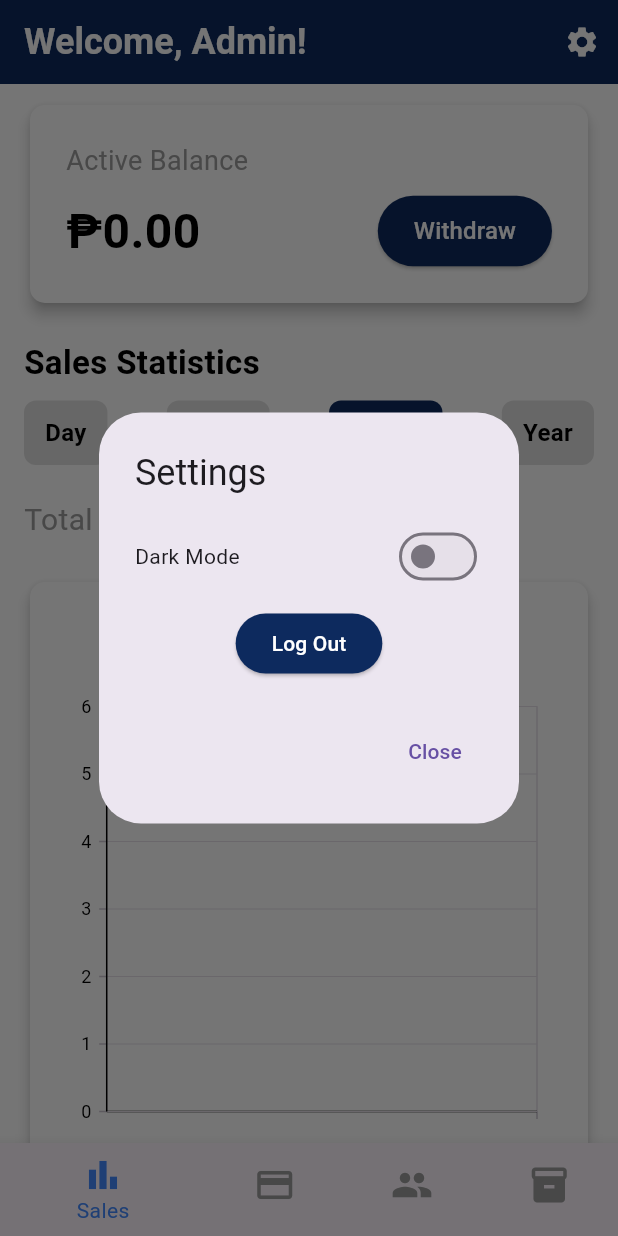
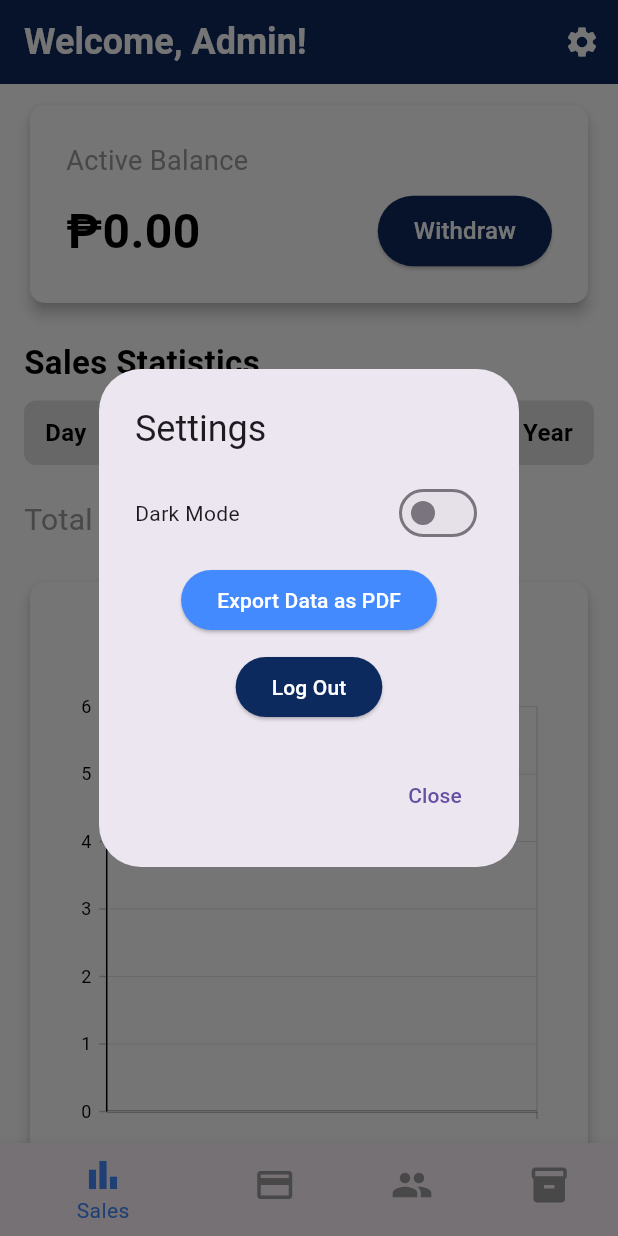
Before and after one commit to Ruoneee/vendomed_flutter, a Flutter app: the DashboardScreen screen opened directly, after a tap on the "settings" icon, on a phone screen of 412 x 824 dp. Run offline on Flutter 3.47's test engine with Material 3 defaults, Android fonts, the phone set to English and light mode, and no system bars; our stand-ins replace printing, sqflite, syncfusion_flutter_charts; accounts and stored records are empty; statements that could not run were skipped.

Commit message:
Added new features on dashboard.dart

```diff
--- a/lib/dashboard.dart
+++ b/lib/dashboard.dart
@@ -1,6 +1,9 @@
 import 'dart:async';
+import 'dart:io';
 import 'package:flutter/material.dart';
 import 'package:syncfusion_flutter_charts/charts.dart';
+import 'package:pdf/widgets.dart' as pw;
+import 'package:printing/printing.dart';
 import 'transaction.dart';
 import 'splash_screen.dart';
 import 'database_helper.dart';
@@ -26,7 +29,7 @@ class _DashboardScreenState extends State<DashboardScreen> {
   int totalTransactions = 0; // Total transaction count from DB
   double _activeBalance = 0.0; // Active balance (sum of total_amount)
 
-  // These lists hold the current data displayed in the charts.
+  // Chart data lists.
   List<ChartData> _salesData = [];
   List<ChartData> _frequencyData = [];
 
@@ -41,9 +44,7 @@ class _DashboardScreenState extends State<DashboardScreen> {
   @override
   void initState() {
     super.initState();
-    // Fetch all data from the database when the screen loads.
     _fetchDashboardData();
-    // Set up a timer to refresh data every minute.
     _timer = Timer.periodic(const Duration(minutes: 1), (timer) {
       _fetchDashboardData();
     });
@@ -55,28 +56,23 @@ class _DashboardScreenState extends State<DashboardScreen> {
     super.dispose();
   }
 
-  // Fetch transactions from the database and compute active balance and count.
+  // Fetch transactions and compute active balance.
   Future<void> _fetchDashboardData() async {
     _transactions = await DatabaseHelper().getTransactions();
-
     double sum = 0.0;
     for (var tx in _transactions) {
       sum += (tx['total_amount'] as num).toDouble();
     }
-
     setState(() {
       totalTransactions = _transactions.length;
       _activeBalance = sum;
     });
-
-    // After fetching transactions, update chart data.
     _updateChartData();
   }
 
-  // Update chart data based on the selected time filter.
+  // Update chart data based on selected time filter.
   void _updateChartData() {
     if (_transactions.isEmpty) {
-      // No transactions to process.
       setState(() {
         _salesData = [];
         _frequencyData = [];
@@ -84,26 +80,19 @@ class _DashboardScreenState extends State<DashboardScreen> {
       return;
     }
 
-    // 1) Find the earliest transaction date (this becomes our "base date").
     DateTime earliestTxDate = _transactions
         .map((row) => DateTime.tryParse(row['date']) ?? DateTime.now())
         .reduce((a, b) => a.isBefore(b) ? a : b);
 
-    // 2) Filter transactions based on the selected time filter, but relative to earliestTxDate.
     List<Map<String, dynamic>> filtered = [];
-
-    if (_selectedTimeFilter == 0) {
-      // Day: show transactions that match earliestTxDate's exact day/month/year
+    if (_selectedTimeFilter == 0) { // Day
       filtered = _transactions.where((tx) {
         DateTime dt = DateTime.tryParse(tx['date']) ?? earliestTxDate;
         return dt.year == earliestTxDate.year &&
             dt.month == earliestTxDate.month &&
             dt.day == earliestTxDate.day;
       }).toList();
-    } else if (_selectedTimeFilter == 1) {
-      // Week: show transactions in the same "week" as earliestTxDate
-      // For example, if earliestTxDate is 2025-03-01 (a Saturday),
-      // we find the Monday of that week and the Sunday of that week
+    } else if (_selectedTimeFilter == 1) { // Week
       DateTime startOfWeek = _startOfWeek(earliestTxDate);
       DateTime endOfWeek = _endOfWeek(earliestTxDate);
       filtered = _transactions.where((tx) {
@@ -111,47 +100,38 @@ class _DashboardScreenState extends State<DashboardScreen> {
         return dt.isAfter(startOfWeek.subtract(const Duration(seconds: 1))) &&
             dt.isBefore(endOfWeek.add(const Duration(seconds: 1)));
       }).toList();
-    } else if (_selectedTimeFilter == 2) {
-      // Month: show transactions that match earliestTxDate's month/year
+    } else if (_selectedTimeFilter == 2) { // Month
       filtered = _transactions.where((tx) {
         DateTime dt = DateTime.tryParse(tx['date']) ?? earliestTxDate;
         return dt.year == earliestTxDate.year && dt.month == earliestTxDate.month;
       }).toList();
-    } else {
-      // Year: show transactions that match earliestTxDate's year
+    } else { // Year
       filtered = _transactions.where((tx) {
         DateTime dt = DateTime.tryParse(tx['date']) ?? earliestTxDate;
         return dt.year == earliestTxDate.year;
       }).toList();
     }
 
-    // 3) Aggregate sales data (sum of total_amount) in a simple manner
-    //    For "Day," group by hour, for "Week," group by weekday name, etc.
     Map<String, double> salesMap = {};
-
     if (_selectedTimeFilter == 0) {
-      // Group by hour
       for (var tx in filtered) {
         DateTime dt = DateTime.tryParse(tx['date']) ?? earliestTxDate;
         String key = dt.hour.toString();
         salesMap[key] = (salesMap[key] ?? 0) + (tx['total_amount'] as num).toDouble();
       }
     } else if (_selectedTimeFilter == 1) {
-      // Group by weekday name
       for (var tx in filtered) {
         DateTime dt = DateTime.tryParse(tx['date']) ?? earliestTxDate;
         String key = _weekdayName(dt.weekday);
         salesMap[key] = (salesMap[key] ?? 0) + (tx['total_amount'] as num).toDouble();
       }
     } else if (_selectedTimeFilter == 2) {
-      // Group by day of month
       for (var tx in filtered) {
         DateTime dt = DateTime.tryParse(tx['date']) ?? earliestTxDate;
         String key = dt.day.toString();
         salesMap[key] = (salesMap[key] ?? 0) + (tx['total_amount'] as num).toDouble();
       }
     } else {
-      // Group by month name
       for (var tx in filtered) {
         DateTime dt = DateTime.tryParse(tx['date']) ?? earliestTxDate;
         String key = _monthName(dt.month);
@@ -159,16 +139,13 @@ class _DashboardScreenState extends State<DashboardScreen> {
       }
     }
 
-    // Convert aggregated sales data to ChartData
     List<ChartData> salesData = [];
     if (_selectedTimeFilter == 0) {
-      // Sort hours numerically
       var keys = salesMap.keys.toList()..sort((a, b) => int.parse(a).compareTo(int.parse(b)));
       for (var key in keys) {
         salesData.add(ChartData(label: "$key:00", value: salesMap[key]!));
       }
     } else if (_selectedTimeFilter == 1) {
-      // Use a fixed weekday order
       List<String> weekdayOrder = ["Monday", "Tuesday", "Wednesday", "Thursday", "Friday", "Saturday", "Sunday"];
       for (var day in weekdayOrder) {
         if (salesMap.containsKey(day)) {
@@ -176,13 +153,11 @@ class _DashboardScreenState extends State<DashboardScreen> {
         }
       }
     } else if (_selectedTimeFilter == 2) {
-      // Sort day-of-month numerically
       var keys = salesMap.keys.toList()..sort((a, b) => int.parse(a).compareTo(int.parse(b)));
       for (var key in keys) {
         salesData.add(ChartData(label: "Day $key", value: salesMap[key]!));
       }
     } else {
-      // Month order
       List<String> monthOrder = [
         "January", "February", "March", "April", "May", "June",
         "July", "August", "September", "October", "November", "December"
@@ -194,7 +169,6 @@ class _DashboardScreenState extends State<DashboardScreen> {
       }
     }
 
-    // 4) Frequency Chart: group by medicine to sum the quantity sold
     Map<String, int> freqMap = {};
     for (var tx in filtered) {
       String med = tx['medicine'];
@@ -205,82 +179,56 @@ class _DashboardScreenState extends State<DashboardScreen> {
       freqData.add(ChartData(label: med, value: qty));
     });
 
-    // 5) Update state
     setState(() {
       _salesData = salesData;
       _frequencyData = freqData;
     });
   }
 
-  // Helper: get start of the week for a given date (Monday as start)
+  // Helpers for week start/end and weekday/month names.
   DateTime _startOfWeek(DateTime date) {
-    // If Monday is the start of the week:
-    int dayOfWeek = date.weekday; // Monday=1 ... Sunday=7
+    int dayOfWeek = date.weekday;
     return DateTime(date.year, date.month, date.day).subtract(Duration(days: dayOfWeek - 1));
   }
 
-  // Helper: get end of the week (Sunday)
   DateTime _endOfWeek(DateTime date) {
     int dayOfWeek = date.weekday;
     DateTime start = _startOfWeek(date);
     return start.add(const Duration(days: 6));
   }
 
-  // Helper: Get weekday name from integer.
   String _weekdayName(int weekday) {
     switch (weekday) {
-      case 1:
-        return "Monday";
-      case 2:
-        return "Tuesday";
-      case 3:
-        return "Wednesday";
-      case 4:
-        return "Thursday";
-      case 5:
-        return "Friday";
-      case 6:
-        return "Saturday";
-      case 7:
-        return "Sunday";
-      default:
-        return "";
+      case 1: return "Monday";
+      case 2: return "Tuesday";
+      case 3: return "Wednesday";
+      case 4: return "Thursday";
+      case 5: return "Friday";
+      case 6: return "Saturday";
+      case 7: return "Sunday";
+      default: return "";
     }
   }
 
-  // Helper: Get month name from integer.
   String _monthName(int month) {
     switch (month) {
-      case 1:
-        return "January";
-      case 2:
-        return "February";
-      case 3:
-        return "March";
-      case 4:
-        return "April";
-      case 5:
-        return "May";
-      case 6:
-        return "June";
-      case 7:
-        return "July";
-      case 8:
-        return "August";
-      case 9:
-        return "September";
-      case 10:
-        return "October";
-      case 11:
-        return "November";
-      case 12:
-        return "December";
-      default:
-        return "";
+      case 1: return "January";
+      case 2: return "February";
+      case 3: return "March";
+      case 4: return "April";
+      case 5: return "May";
+      case 6: return "June";
+      case 7: return "July";
+      case 8: return "August";
+      case 9: return "September";
+      case 10: return "October";
+      case 11: return "November";
+      case 12: return "December";
+      default: return "";
     }
   }
 
-  /// Helper function to show a pop-up dialog with an enlarged chart.
+  // _showBigChart shows an enlarged chart in a dialog.
   void _showBigChart(String title, Widget chartWidget) {
     showDialog(
       context: context,
@@ -293,7 +241,6 @@ class _DashboardScreenState extends State<DashboardScreen> {
             child: Column(
               mainAxisSize: MainAxisSize.min,
               children: [
-                // Header with title and close icon.
                 Row(
                   mainAxisAlignment: MainAxisAlignment.spaceBetween,
                   children: [
@@ -306,8 +253,7 @@ class _DashboardScreenState extends State<DashboardScreen> {
                       ),
                     ),
                     IconButton(
-                      icon: Icon(Icons.close,
-                          color: _isDarkMode ? Colors.white : Colors.black),
+                      icon: Icon(Icons.close, color: _isDarkMode ? Colors.white : Colors.black),
                       onPressed: () {
                         Navigator.pop(context);
                       },
@@ -324,7 +270,47 @@ class _DashboardScreenState extends State<DashboardScreen> {
     );
   }
 
-  // Settings dialog.
+  // Function to generate PDF from transactions.
+  Future<pw.Document> _generatePDF() async {
+    final transactions = await DatabaseHelper().getTransactions();
+    final pdf = pw.Document();
+    pdf.addPage(
+      pw.Page(
+        build: (pw.Context context) {
+          return pw.Column(
+            children: [
+              pw.Text("Transactions Backup", style: pw.TextStyle(fontSize: 24)),
+              pw.SizedBox(height: 20),
+              pw.Table.fromTextArray(
+                headers: ['ID', 'Medicine', 'Quantity', 'Unit Price', 'Total', 'Date', 'Payment', 'User'],
+                data: transactions.map((tx) {
+                  return [
+                    tx['transaction_id'].toString(),
+                    tx['medicine'],
+                    tx['quantity'].toString(),
+                    tx['unit_price'].toString(),
+                    tx['total_amount'].toString(),
+                    tx['date'],
+                    tx['payment_method'],
+                    tx['user_type']
+                  ];
+                }).toList(),
+              ),
+            ],
+          );
+        },
+      ),
+    );
+    return pdf;
+  }
+
+  // Export data as PDF using the printing package.
+  Future<void> _exportDataAsPDF() async {
+    final pdf = await _generatePDF();
+    await Printing.sharePdf(bytes: await pdf.save(), filename: 'transactions_backup.pdf');
+  }
+
+  // Settings dialog with Dark Mode, Export, and Log Out options.
   void _showSettingsDialog() {
     showDialog(
       context: context,
@@ -336,7 +322,6 @@ class _DashboardScreenState extends State<DashboardScreen> {
               return Column(
                 mainAxisSize: MainAxisSize.min,
                 children: [
-                  // Dark Mode toggle.
                   Row(
                     mainAxisAlignment: MainAxisAlignment.spaceBetween,
                     children: [
@@ -353,16 +338,22 @@ class _DashboardScreenState extends State<DashboardScreen> {
                     ],
                   ),
                   const SizedBox(height: 10),
-                  // Log Out button.
+                  ElevatedButton(
+                    style: ElevatedButton.styleFrom(
+                      backgroundColor: Colors.blueAccent,
+                    ),
+                    onPressed: () {
+                      _exportDataAsPDF();
+                    },
+                    child: const Text("Export Data as PDF", style: TextStyle(color: Colors.white)),
+                  ),
+                  const SizedBox(height: 10),
                   ElevatedButton(
                     style: ElevatedButton.styleFrom(
                       backgroundColor: const Color(0xFF0D2A5E),
                     ),
                     onPressed: _logOut,
-                    child: const Text(
-                      "Log Out",
-                      style: TextStyle(color: Colors.white),
-                    ),
+                    child: const Text("Log Out", style: TextStyle(color: Colors.white)),
                   ),
                 ],
               );
@@ -379,30 +370,29 @@ class _DashboardScreenState extends State<DashboardScreen> {
     );
   }
 
-  // Log-out function that navigates to SplashScreen.
+  // Log-out function.
   void _logOut() {
-    Navigator.pop(context); // Close settings dialog.
+    Navigator.pop(context);
     Navigator.pushReplacement(
       context,
       MaterialPageRoute(builder: (context) => SplashScreen()),
     );
   }
 
+  // Bottom navigation tab selection.
   void _onTabSelected(int index) {
     setState(() {
       _selectedTabIndex = index;
     });
-    if (index == 1) {
-      // Navigate to TransactionScreen when Payments tab is selected.
-      Navigator.push(
+    if (index == 0) {
+      Navigator.pushReplacement(
         context,
-        MaterialPageRoute(builder: (context) => TransactionScreen()),
+        MaterialPageRoute(builder: (context) => DashboardScreen()),
       );
     }
-    // Extend for other tabs as needed.
   }
 
-  // Update time filter selection and recalc chart data.
+  // Update time filter and recalc chart data.
   void _onTimeFilterSelected(int index) {
     setState(() {
       _selectedTimeFilter = index;
@@ -465,7 +455,7 @@ class _DashboardScreenState extends State<DashboardScreen> {
     );
   }
 
-  // Build the Active Balance card using the computed _activeBalance.
+  // Active Balance card.
   Widget _buildBalanceCard() {
     return Card(
       elevation: 4,
@@ -511,7 +501,7 @@ class _DashboardScreenState extends State<DashboardScreen> {
     );
   }
 
-  // Sales Statistics section, including dynamic total transactions.
+  // Sales Statistics section.
   Widget _buildSalesStatistics() {
     return Column(
       crossAxisAlignment: CrossAxisAlignment.start,
@@ -532,7 +522,6 @@ class _DashboardScreenState extends State<DashboardScreen> {
           }).toList(),
         ),
         const SizedBox(height: 20),
-        // Dynamic total transactions display.
         Row(
           children: [
             const Text(
@@ -571,7 +560,7 @@ class _DashboardScreenState extends State<DashboardScreen> {
     );
   }
 
-  // Sales Chart using dynamic _salesData.
+  // Sales Chart.
   Widget _buildSalesChart() {
     final Color chartBarColor = _isDarkMode ? Colors.cyanAccent : const Color(0xFF0D2A5E);
     return GestureDetector(
@@ -660,7 +649,7 @@ class _DashboardScreenState extends State<DashboardScreen> {
     );
   }
 
-  // Frequency Chart using dynamic _frequencyData.
+  // Frequency Chart.
   Widget _buildFrequencyChart() {
     final Color chartLineColor = _isDarkMode ? Colors.cyanAccent : const Color(0xFF0D2A5E);
     return GestureDetector(
```
